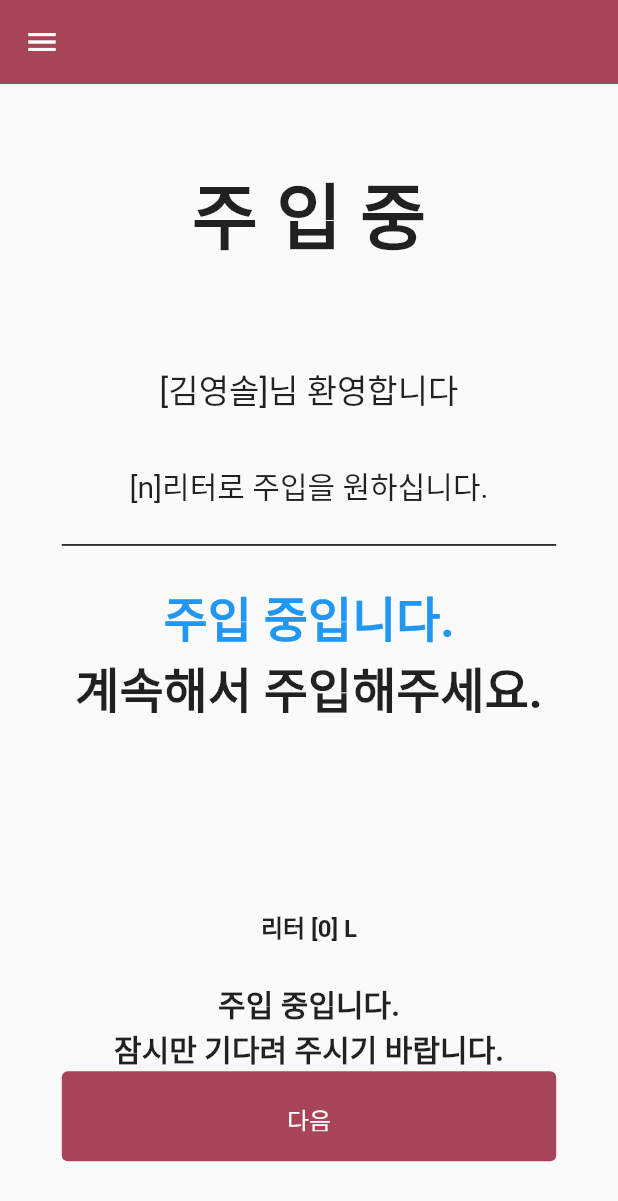
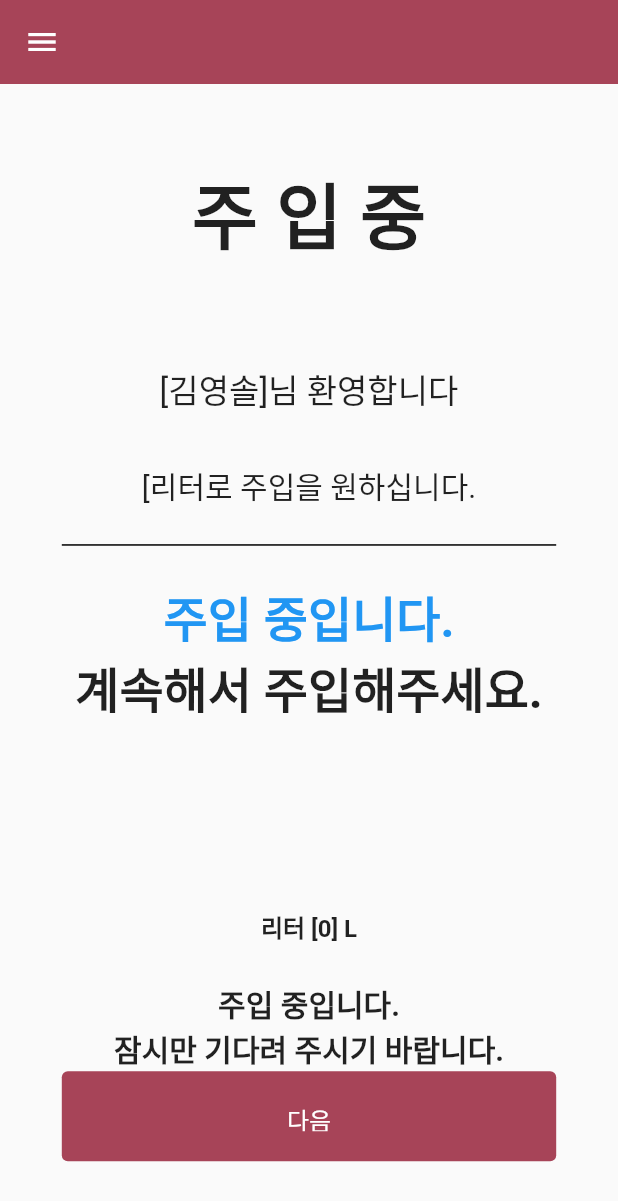
Before and after one commit to sinminseok/soultec, a Flutter app: the Filling screen opened directly with empty values, on a phone screen of 412 x 824 dp. Shown: the top 1201 px of the screen. Run offline on Flutter 3.47's test engine with Material 2 defaults, Android fonts, the phone set to English and light mode, and no system bars; our stand-ins replace cloud_firestore, firebase_auth, firebase_core, flutter_blue, flutter_bluetooth_serial, fluttertoast and 2 more; missing offline and left inert: nfc_manager; accounts and stored records are empty.

```diff
--- a/lib/App/Pages/fill_ing.dart
+++ b/lib/App/Pages/fill_ing.dart
@@ -28,7 +28,6 @@ class _FillingState extends State<Filling> {
   }
 
   getBody(Size size) {
-    print(widget.liter);
     return Align(
       alignment: Alignment.center,
       child: SingleChildScrollView(
@@ -45,7 +44,7 @@ class _FillingState extends State<Filling> {
             style: TextStyle(fontSize: 22),
           ),
           Text(
-            "[n]리터로 주입을 원하십니다.",
+            "[${widget.liter}리터로 주입을 원하십니다.",
             style: TextStyle(fontSize: 20),
           ),
           //Text(liter),
```
Also changed, not shown: 1 other file.
